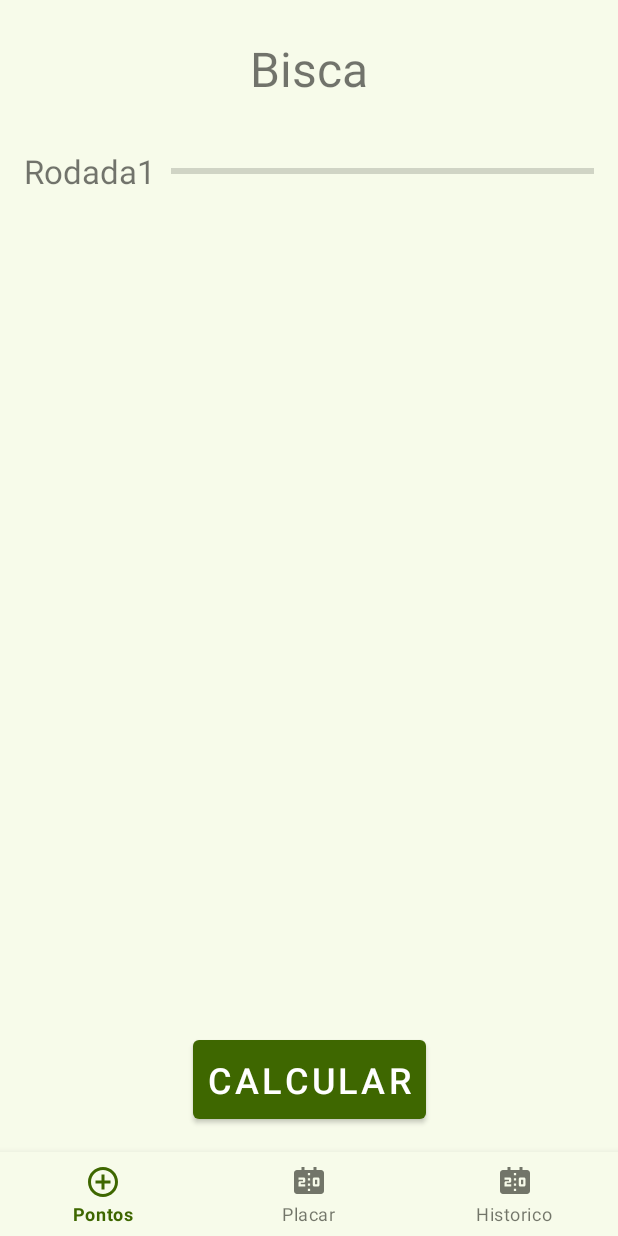
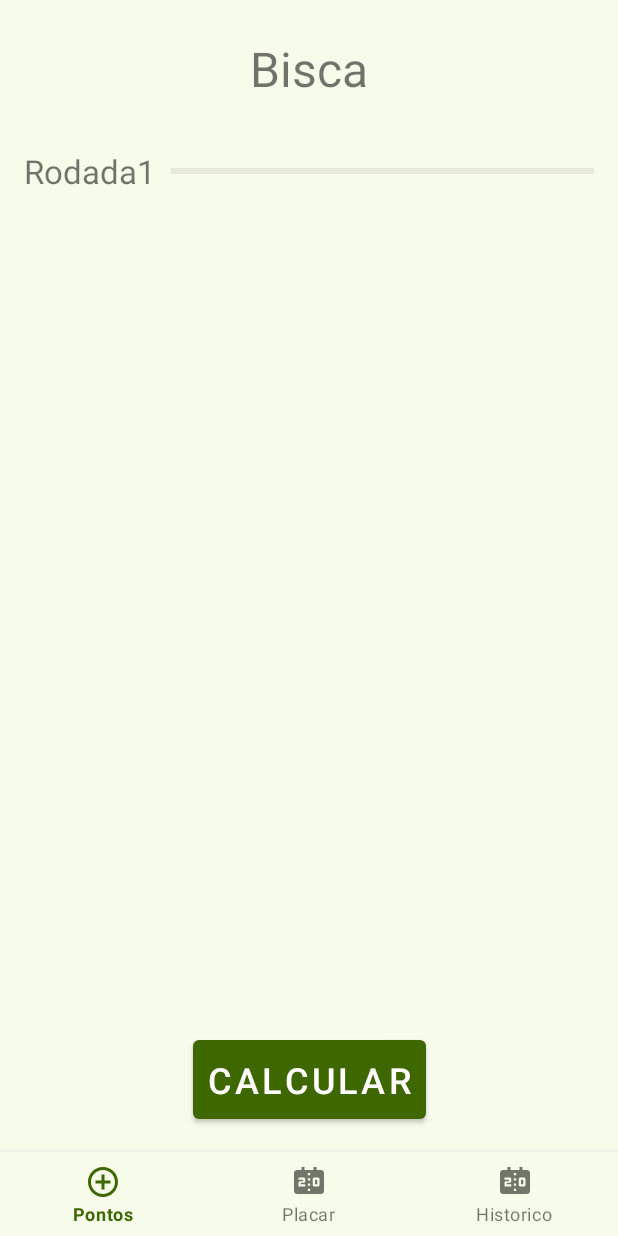
Before and after one commit to ViniVenditti/points-cards, an Android app: the PointsFragment screen opened directly, with no data from a screen before it, after a tap on "CALCULAR", on a phone screen of 412 x 824 dp. Run offline under Robolectric (Android 15) with nearby library versions, the phone set to English and light mode, and no system bars; our stand-ins replace Firebase (no records; nobody signed in at launch, a user with empty details on screens opened directly), navigation-ui; 4 statements that could not run were skipped.

Commit message:
fix bug without matches

```diff
--- a/app/src/main/java/com/vinivenditti/pointscards/games/bisca/points/PointsFragment.kt
+++ b/app/src/main/java/com/vinivenditti/pointscards/games/bisca/points/PointsFragment.kt
@@ -79,6 +79,9 @@
         }
         biscaViewModel.statusGame.observe(viewLifecycleOwner) {
             when (it) {
+                "subindo" -> {
+                    binding.progressGame.progressTintList = ColorStateList.valueOf(resources.getColor(R.color.md_theme_primary, null))
+                }
                 "repetir" -> {
                     binding.progressGame.progressTintList = ColorStateList.valueOf(resources.getColor(R.color.md_theme_tertiaryFixedDim_highContrast, null))
                 }
--- a/app/src/main/java/com/vinivenditti/pointscards/repository/FirebaseRepository.kt
+++ b/app/src/main/java/com/vinivenditti/pointscards/repository/FirebaseRepository.kt
@@ -82,7 +82,7 @@
                     val lastMatch = snapshot.children.lastOrNull()?.children?.lastOrNull()
                     val players = lastMatch?.getValue(typeIndicator) ?: emptyList()
                     val match = lastMatch?.key?.toIntOrNull() ?: 0
-                    val day = snapshot.children.last().key ?: LocalDate.now().toString()
+                    val day = snapshot.children.lastOrNull()?.key ?: LocalDate.now().toString()
                     callback(Pair(Pair(day, "true"), MatchModel(match = match, listPlayers = players)))
                 }
                 override fun onCancelled(error: DatabaseError) {}
```
